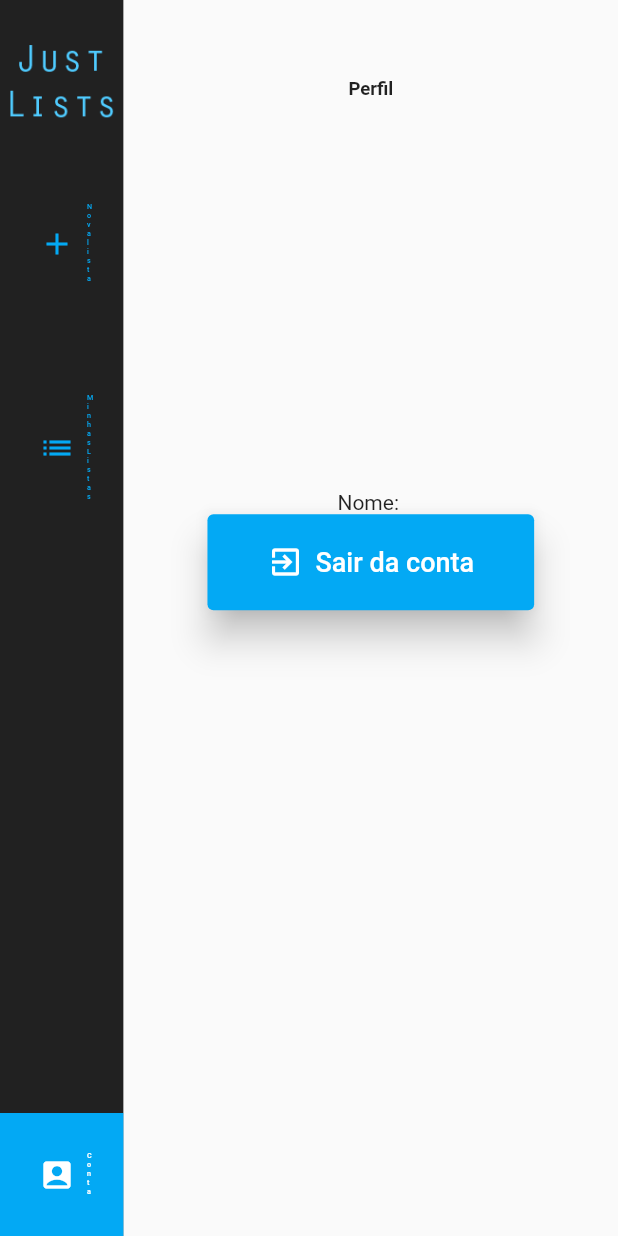
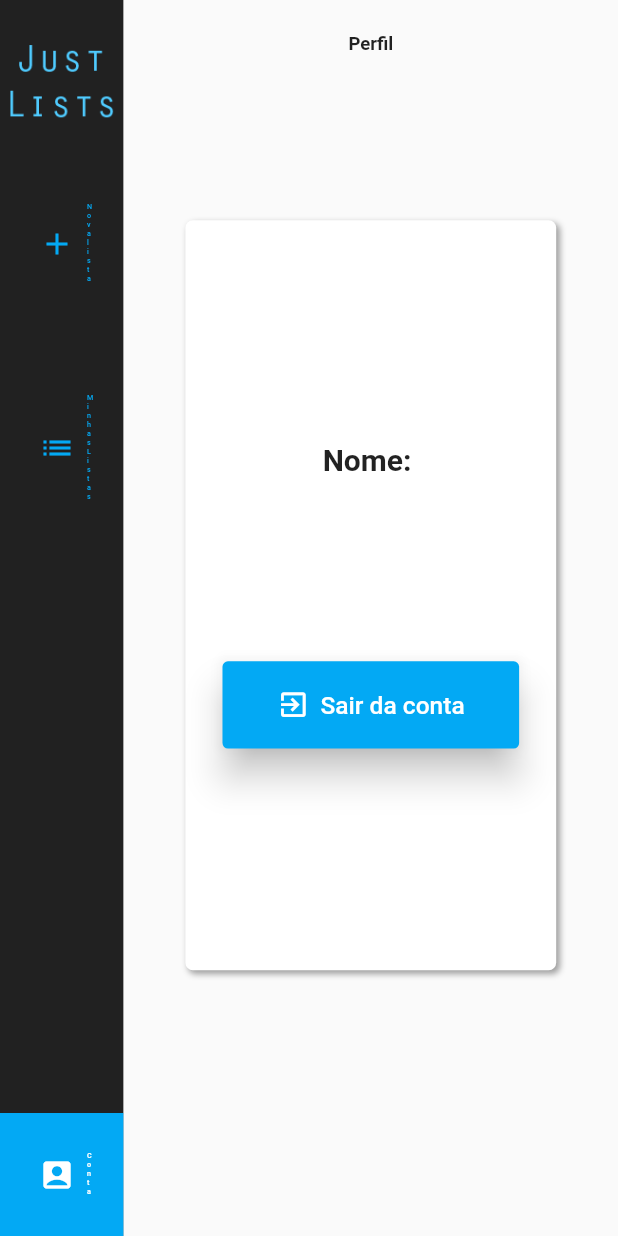
Before and after one commit to jgdml/Lists, a Flutter app: the Perfil screen opened by its route, on a phone screen of 412 x 824 dp. Run offline on Flutter 3.47's test engine with Material 2 defaults, Android fonts, the phone set to English and light mode, and no system bars; our stand-ins replace cloud_firestore, email_validator, firebase_auth, firebase_core, flutter_easyloading, flutter_mobx and 2 more; accounts and stored records are empty; generated files the repository leaves out were written again.

Commit message:
Interface melhoras

```diff
--- a/lib/view/perfil.dart
+++ b/lib/view/perfil.dart
@@ -2,6 +2,7 @@ import 'package:flutter/material.dart';
 import 'package:flutter_easyloading/flutter_easyloading.dart';
 import 'package:just_lists/controller/perfil_controller.dart';
 import 'package:just_lists/view/widget/custom_button.dart';
+import 'package:just_lists/view/widget/decorated_container.dart';
 import 'package:just_lists/view/widget/page_title.dart';
 
 class Perfil extends StatelessWidget {
@@ -18,9 +19,18 @@ class Perfil extends StatelessWidget {
                         Spacer(),
                         PageTitle(texto: "Perfil"),
                         Spacer(flex: 5),
-                        Column(
+                        DecoratedContainer(
+                            height: 500,
+                            child: Column(
+                                mainAxisAlignment: MainAxisAlignment.spaceEvenly,
                                 children: [
-                                Text("Nome: " + _controller.usuario.nome.toString()),
+                                    Text(
+                                        "Nome: " + _controller.usuario.nome.toString(),
+                                        style: TextStyle(
+                                            fontSize: 20,
+                                            fontWeight: FontWeight.bold,
+                                        ),
+                                    ),
                                     CustomButton(
                                         onPressed: () async {
                                             EasyLoading.show();
@@ -33,6 +43,7 @@ class Perfil extends StatelessWidget {
                                     )
                                 ],
                             ),
+                        ),
                         Spacer(flex: 8)
                     ],
                 ),
--- a/lib/view/widget/block_button.dart
+++ b/lib/view/widget/block_button.dart
@@ -24,7 +24,7 @@ class BlockButton extends StatelessWidget {
                 child: InkWell(
                     onTap: func,
                     child: Padding(
-                        padding: EdgeInsets.symmetric(horizontal: 70, vertical: 40),
+                        padding: EdgeInsets.symmetric(horizontal: 20, vertical: 15),
                         child: FittedBox(
                             child: Column(children: [
                                 Icon(icone, size: 50, color: Theme.of(context).primaryColor),
--- a/lib/view/widget/decorated_container.dart
+++ b/lib/view/widget/decorated_container.dart
@@ -1,8 +1,10 @@
 import 'package:flutter/material.dart';
 
 class DecoratedContainer extends StatelessWidget {
-    const DecoratedContainer({ Key? key, required this.child }) : super(key: key);
+    const DecoratedContainer({ Key? key, required this.child, this.height, this.width }) : super(key: key);
 
+    final double? height;
+    final double? width;
     final Widget child;
 
     @override
@@ -11,8 +13,8 @@ class DecoratedContainer extends StatelessWidget {
         var sizeH = MediaQuery.of(context).size.height * 0.82;
 
         return Container(
-            width: sizeW,
-            height: sizeH,
+            width: width ?? sizeW,
+            height: height ?? sizeH,
 
             decoration: BoxDecoration(
                 color: Colors.white,
```
Lines whose indentation alone changed are shown as unchanged.
